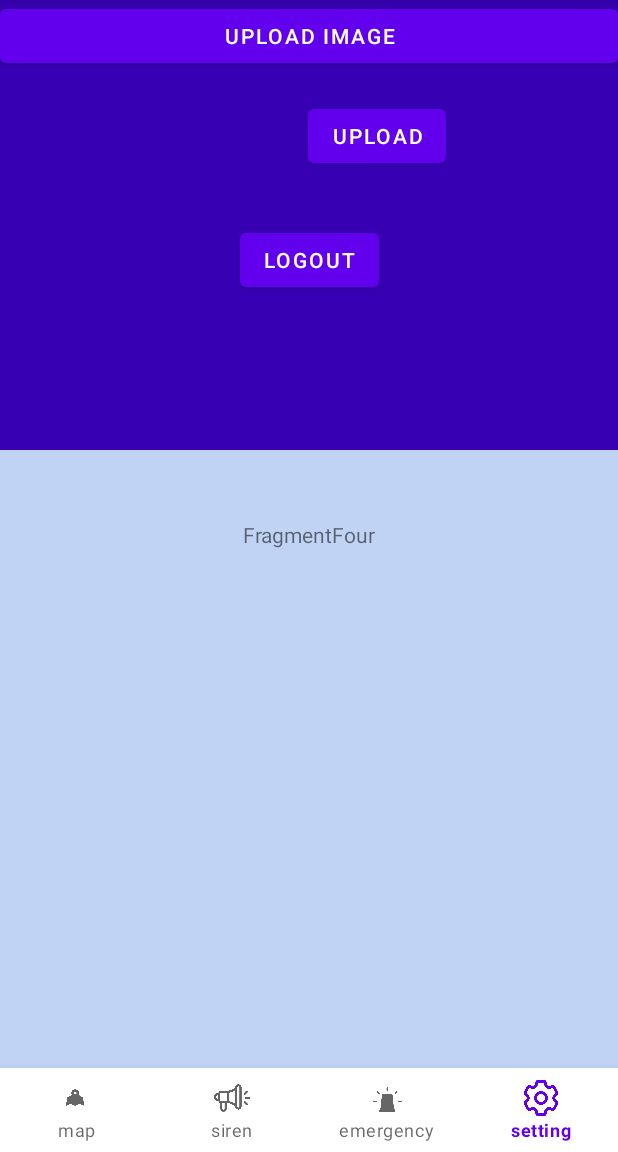
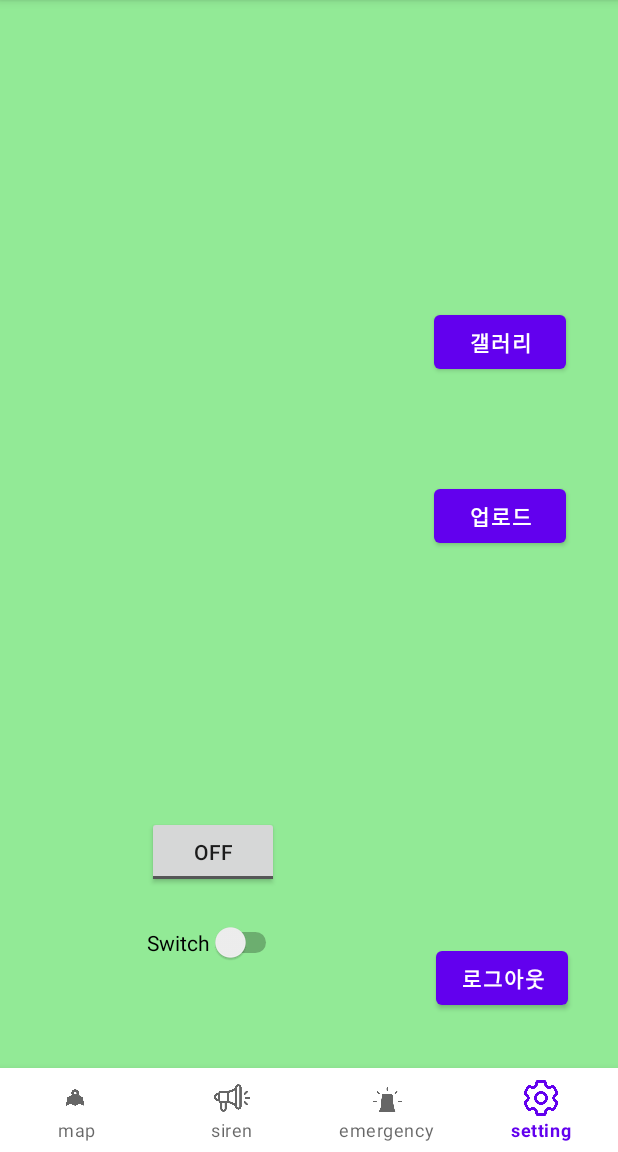
Before and after one commit to OSsunNO/Team9_Mobile_Programming_Project, an Android app: the screen it shows after launch once a user with an empty profile is signed in (MainActivity), item 4 of the bottom bar chosen, on a phone screen of 412 x 824 dp, the part 84-1236 px from its top. Run offline under Robolectric (Android 15) with nearby library versions, the phone set to English and light mode, and no system bars; our stand-ins replace Firebase (no records; nobody signed in at launch, a user with empty details on screens opened directly); libraries missing offline, so code that uses them is left out: com.gun0912.tedpermission, org.apache.poi; 2 statements that could not run were skipped.

Commit message:
2022-12-04 UI 조정 Firebase Storage에 사진 업로드하기 로그아웃 버튼 구현

```diff
--- a/app/build.gradle
+++ b/app/build.gradle
@@ -56,9 +56,11 @@ dependencies {
     implementation 'com.google.firebase:firebase-firestore-ktx:24.0.2'
     // firebase storage
     implementation 'com.google.firebase:firebase-storage-ktx:20.1.0'
+    implementation 'com.github.bumptech.glide:glide:4.11.0'
     // to read Excel file
     implementation 'org.apache.poi:poi:3.9'
     implementation "org.apache.poi:poi-ooxml:3.9"
+    implementation 'com.google.firebase:firebase-database-ktx:20.1.0'
     testImplementation 'junit:junit:4.13.2'
     androidTestImplementation 'androidx.test.ext:junit:1.1.4'
     androidTestImplementation 'androidx.test.espresso:espresso-core:3.5.0'
--- a/app/src/main/AndroidManifest.xml
+++ b/app/src/main/AndroidManifest.xml
@@ -9,7 +9,6 @@
     <uses-permission android:name="android.permission.CALL_PHONE" />
     <uses-permission android:name="android.permission.READ_PHONE_STATE" />
     <uses-permission android:name="android.permission.READ_EXTERNAL_STORAGE"/>
-
 
     <application
         android:allowBackup="true"
--- a/app/src/main/java/com/example/team9/FragmentFour.kt
+++ b/app/src/main/java/com/example/team9/FragmentFour.kt
@@ -1,34 +1,46 @@
 package com.example.team9
 
-import android.app.Activity
 import android.content.Intent
-import android.content.pm.PackageManager
+import android.hardware.SensorManager
 import android.net.Uri
 import android.os.Bundle
+import android.util.Log
 import androidx.fragment.app.Fragment
 import android.view.LayoutInflater
 import android.view.View
 import android.view.ViewGroup
+import android.widget.Button
+import android.widget.ImageView
+import android.widget.Switch
 import android.widget.Toast
-import androidx.core.content.ContextCompat
+import android.widget.ToggleButton
+import androidx.activity.result.ActivityResultCallback
+import androidx.activity.result.contract.ActivityResultContracts
+import com.google.android.gms.auth.api.signin.GoogleSignInClient
+import com.google.firebase.auth.FirebaseAuth
+import com.google.firebase.database.FirebaseDatabase
+import com.google.firebase.ktx.Firebase
 import com.google.firebase.storage.FirebaseStorage
+import com.google.firebase.storage.ktx.storage
 import kotlinx.android.synthetic.main.fragment_four.*
-import kotlinx.android.synthetic.main.fragment_four.view.*
-import java.text.SimpleDateFormat
-import java.util.*
-import java.util.jar.Manifest
+
 
 class FragmentFour : Fragment() {
-    // TODO: Rename and change types of parameters
-//make logout button
-    private var viewProfile : View? = null
-    var pickImageFromAlbum =0
-    var fbStorage : FirebaseStorage? = null
-    var uriPhoto : Uri? = null
+    lateinit var mainActivity: MainActivity
+    private lateinit var imageView: ImageView
+    private lateinit var btnGallery: Button
+    private lateinit var btnUpload: Button
+    private lateinit var uri: Uri
+    private lateinit var btnLogout: Button
+    private lateinit var SensorSwitch: ToggleButton
+    private var sensorManager: SensorManager? = null
+    var googleSignInClient: GoogleSignInClient? = null
 
+    private var storageReference = Firebase.storage
 
     override fun onCreate(savedInstanceState: Bundle?) {
         super.onCreate(savedInstanceState)
+        mainActivity = context as MainActivity
 
     }
 
@@ -36,54 +48,65 @@ class FragmentFour : Fragment() {
         inflater: LayoutInflater, container: ViewGroup?,
         savedInstanceState: Bundle?
     ): View? {
-        viewProfile = inflater.inflate(R.layout.fragment_four,container,false)
 
-        fbStorage = FirebaseStorage.getInstance()
+        return inflater.inflate(R.layout.fragment_four, container, false)
 
-        viewProfile!!.uploadButton.setOnClickListener {
-            var photoPickerIntent = Intent(Intent.ACTION_PICK)
-            photoPickerIntent.type = "image/*"
-            startActivityForResult(photoPickerIntent, pickImageFromAlbum)
-        }
-        return viewProfile
     }
 
+    override fun onViewCreated(view: View, savedInstanceState: Bundle?) {
+        super.onViewCreated(view, savedInstanceState)
 
-    // Inflate the layout for this fragment
+        SensorSwitch = requireView().findViewById(R.id.toggleButton)
+        btnLogout = requireView().findViewById(R.id.logout)
+
+        imageView = requireView().findViewById(R.id.myimage)
+        btnGallery = requireView().findViewById(R.id.gallery)
+        btnUpload = requireView().findViewById(R.id.upload)
+        storageReference = FirebaseStorage.getInstance()
 
 
-    companion object {
+
+        btnLogout.setOnClickListener {
+            FirebaseAuth.getInstance().signOut()
+            googleSignInClient?.signOut()
+            var logoutIntent = Intent(context, LoginActivity::class.java)
+            logoutIntent.flags = Intent.FLAG_ACTIVITY_CLEAR_TASK or Intent.FLAG_ACTIVITY_NEW_TASK
+            startActivity(logoutIntent)
 
 
         }
 
-    override fun onActivityResult(requestCode: Int, resultCode: Int, data: Intent?) {
-        super.onActivityResult(requestCode, resultCode, data)
+        val galleryImage = registerForActivityResult(
+            ActivityResultContracts.GetContent(),
+            ActivityResultCallback {
+                imageView.setImageURI(it)
+                if (it != null) {
+                    uri = it
+                }
 
-        if(requestCode==pickImageFromAlbum){
-            if(resultCode == Activity.RESULT_OK){
-                //path for the selected image
-                uriPhoto = data?.data
-                myimage.setImageURI(uriPhoto)
+            })
+        btnGallery.setOnClickListener {
+            galleryImage.launch("image/*")
+        }
+        btnUpload.setOnClickListener {
+            storageReference.getReference("Images").child(System.currentTimeMillis().toString())
+                .putFile(uri)
+                .addOnSuccessListener { task ->
+                    task.metadata!!.reference!!.downloadUrl
+                        .addOnSuccessListener { uri ->
+                            val uid = FirebaseAuth.getInstance().currentUser!!.uid
+                            val imageMap = mapOf("url" to uri.toString())
+                            val databaseReference =
+                                FirebaseDatabase.getInstance().getReference("userImages")
+                            databaseReference.child(uid).setValue(imageMap).addOnSuccessListener {
 
-                if(ContextCompat.checkSelfPermission(viewProfile!!.context,android.Manifest.permission.READ_EXTERNAL_STORAGE)==PackageManager.PERMISSION_GRANTED){
-                    funImageUpload(viewProfile!!)
+                                Toast.makeText(context, "이거지", Toast.LENGTH_SHORT).show()
                             }
-            }
-            else{
+                                .addOnFailureListener { Log.d("ITM", "실패") }
 
                         }
                 }
         }
 
-    private fun funImageUpload(viewProfile: View) {
-        var timeStamp = SimpleDateFormat("yyyyMMdd_HHmmss").format(Date())
-        var imgFileName = "IMAGE_" + timeStamp + "_.png"
-        var storageRef = fbStorage?.reference?.child("images")?.child(imgFileName)
-
-        storageRef?.putFile(uriPhoto!!)?.addOnSuccessListener {
-            Toast.makeText(view?.context, "image Upload", Toast.LENGTH_SHORT).show()
     }
 }
-
-}
--- a/app/src/main/java/com/example/team9/FragmentThree.kt
+++ b/app/src/main/java/com/example/team9/FragmentThree.kt
@@ -66,7 +66,7 @@ class FragmentThree : Fragment() {
         }
             activity?.let{
                 val intent = Intent(Intent.ACTION_CALL).apply{
-                    data = Uri.parse("tel:010772529")
+                    data = Uri.parse("tel:114")
 
                 }
                 startActivity(intent)
--- a/app/src/main/java/com/example/team9/MainActivity.kt
+++ b/app/src/main/java/com/example/team9/MainActivity.kt
@@ -1,6 +1,7 @@
 package com.example.team9
 
 import android.Manifest
+import android.annotation.SuppressLint
 import android.content.Context
 import android.content.Intent
 import android.hardware.Sensor
@@ -18,6 +19,7 @@ import android.util.Log
 import android.view.LayoutInflater
 import android.widget.FrameLayout
 import android.widget.Toast
+import android.widget.Toolbar
 import androidx.annotation.RequiresApi
 import androidx.appcompat.app.AlertDialog
 import androidx.appcompat.app.AppCompatActivity
@@ -50,9 +52,11 @@ class MainActivity : AppCompatActivity() {
     private var currentAcceleration = 0f
     private var lastAcceleration = 0f
 
+
     override fun onCreate(savedInstanceState: Bundle?) {
         super.onCreate(savedInstanceState)
         setContentView(R.layout.activity_main)
+        requestPermission{}
 
         sensorManager = getSystemService(Context.SENSOR_SERVICE) as SensorManager
 
@@ -172,34 +176,7 @@ class MainActivity : AppCompatActivity() {
 
         builder.setNegativeButton("문자"){
                 dialog,p1->
-//            val intent2 = Intent(Intent(Intent.ACTION_SENDTO).apply
-//            { data=Uri.parse("smsto:029706468") })
-//            intent2.putExtra("sms_body", "신고합니다. 살려주세요.")
-//            requestPermission {
-//                startActivity(intent2) }
 
-//            val smsManager:SmsManager
-//            val policenumber = "010252924"
-//            val msg = "안녕하세요"
-//            if (Build.VERSION.SDK_INT>=23) {
-//                //if SDK is greater that or equal to 23 then
-//                //this is how we will initialize the SmsManager
-//                smsManager = this.getSystemService(SmsManager::class.java)
-//            }
-//            else{
-//                //if user's SDK is less than 23 then
-//                //SmsManager will be initialized like this
-//                smsManager = SmsManager.getDefault()
-//            }
-//
-//            // on below line we are sending text message.
-//            requestPermission {
-//                smsManager.sendTextMessage(policenumber, null, msg, null, null)
-//            }
-
-//            val sms =   applicationContext.getSystemService(SmsManager::class.java)
-
-//            sms.sendTextMessage(policenumber.toString(),null,msg,null,null)
         }
         val alertDialog: AlertDialog = builder.create()
 
@@ -230,7 +207,7 @@ class MainActivity : AppCompatActivity() {
                 }
             })
             .setDeniedMessage("권한을 허용해주세요. [설정] > [앱 및 알림] > [고급] > [앱 권한]")
-            .setPermissions(Manifest.permission.CALL_PHONE,Manifest.permission.SEND_SMS)
+            .setPermissions(Manifest.permission.CALL_PHONE,Manifest.permission.SEND_SMS,Manifest.permission.READ_EXTERNAL_STORAGE)
             .check()
     }
 
--- a/app/src/main/res/layout/activity_main.xml
+++ b/app/src/main/res/layout/activity_main.xml
@@ -7,14 +7,28 @@
     android:layout_height="match_parent"
     >
 
+
     <FrameLayout
+        android:id="@+id/fl_container"
         android:layout_width="0dp"
         android:layout_height="0dp"
-        android:id="@+id/fl_container"
+        app:layout_constraintBottom_toTopOf="@+id/bottombar"
+        app:layout_constraintHorizontal_bias="0.0"
+        app:layout_constraintLeft_toLeftOf="parent"
+        app:layout_constraintRight_toRightOf="parent"
         app:layout_constraintTop_toTopOf="parent"
-        app:layout_constraintBottom_toTopOf="@+id/bottombar"
-        app:layout_constraintLeft_toLeftOf="parent"
-        app:layout_constraintRight_toRightOf="parent"/>
+        app:layout_constraintVertical_bias="1.0">
+
+        <androidx.appcompat.widget.Toolbar
+            android:id="@+id/toolbar"
+            android:layout_width="match_parent"
+            android:layout_height="wrap_content"
+            android:background="#0BFF15"
+            android:minHeight="?attr/actionBarSize"
+            android:theme="?attr/actionBarTheme"
+            android:layout_gravity="center"/>
+
+    </FrameLayout>
 
     <com.google.android.material.bottomnavigation.BottomNavigationView
         android:id="@+id/bottombar"
--- a/app/src/main/res/layout/fragment_four.xml
+++ b/app/src/main/res/layout/fragment_four.xml
@@ -5,72 +5,79 @@
     android:id="@+id/frameLayout2"
     android:layout_width="match_parent"
     android:layout_height="match_parent"
-    android:background="#C1D3F4"
+    android:background="#92EA96"
     tools:context=".FragmentFour">
 
     <ImageView
-        android:id="@+id/image_preview"
-        android:layout_width="match_parent"
-        android:layout_height="300dp"
-        android:scaleType="centerCrop"
-        android:background="@color/purple_700"
-        />
+        android:id="@+id/myimage"
+        android:layout_width="149dp"
 
-    <Button
-        android:id="@+id/btn_choose_image"
-        android:layout_width="match_parent"
-        android:layout_height="wrap_content"
-        android:layout_marginTop="20dp"
-        android:text="Choose image"
-        />
-
-    <Button
-        android:id="@+id/btn_upload_image"
-        android:layout_width="match_parent"
-        android:layout_height="wrap_content"
-        android:text="Upload image"
-        />
-
-    <ImageView
-        android:id="@+id/myimage"
-        android:layout_width="100dp"
-
-        android:layout_height="100dp"
-        android:layout_marginStart="76dp"
+        android:layout_height="160dp"
         android:layout_marginTop="16dp"
-        app:layout_constraintBottom_toTopOf="@+id/logout"
+        app:layout_constraintEnd_toEndOf="parent"
+        app:layout_constraintHorizontal_bias="0.938"
         app:layout_constraintStart_toStartOf="parent"
         app:layout_constraintTop_toTopOf="parent" />
 
-    <TextView
-        android:id="@+id/textView3"
+    <Button
+        android:id="@+id/upload"
         android:layout_width="wrap_content"
         android:layout_height="wrap_content"
-        android:text="FragmentFour"
-        app:layout_constraintBottom_toBottomOf="parent"
+        android:layout_marginTop="68dp"
+        android:text="업로드"
+        android:textStyle="bold"
         app:layout_constraintEnd_toEndOf="parent"
+        app:layout_constraintHorizontal_bias="0.894"
         app:layout_constraintStart_toStartOf="parent"
-        app:layout_constraintTop_toTopOf="parent" />
+        app:layout_constraintTop_toBottomOf="@+id/gallery" />
+
+    <Button
+        android:id="@+id/gallery"
+        android:layout_width="wrap_content"
+        android:layout_height="wrap_content"
+        android:layout_marginTop="28dp"
+        android:text="갤러리"
+        android:textStyle="bold"
+        app:layout_constraintEnd_toEndOf="parent"
+        app:layout_constraintHorizontal_bias="0.894"
+        app:layout_constraintStart_toStartOf="parent"
+        app:layout_constraintTop_toBottomOf="@+id/myimage" />
 
     <Button
         android:id="@+id/logout"
         android:layout_width="wrap_content"
         android:layout_height="wrap_content"
-        android:text="logout"
-        app:layout_constraintBottom_toTopOf="@+id/textView3"
+        android:layout_marginBottom="16dp"
+        android:text="로그아웃"
+        android:textStyle="bold"
+        app:layout_constraintBottom_toBottomOf="parent"
         app:layout_constraintEnd_toEndOf="parent"
+        app:layout_constraintHorizontal_bias="0.897"
         app:layout_constraintStart_toStartOf="parent"
-        app:layout_constraintTop_toTopOf="parent" />
+        app:layout_constraintTop_toBottomOf="@+id/upload"
+        app:layout_constraintVertical_bias="0.929" />
 
-    <Button
-        android:id="@+id/uploadButton"
+    <Switch
+        android:id="@+id/sensorswitch"
         android:layout_width="wrap_content"
         android:layout_height="wrap_content"
-        android:layout_marginTop="32dp"
-        android:text="Upload"
-        app:layout_constraintBottom_toTopOf="@+id/logout"
+        android:layout_marginBottom="48dp"
+        android:text="Switch"
+        app:layout_constraintBottom_toBottomOf="parent"
+        app:layout_constraintEnd_toStartOf="@+id/logout"
+        app:layout_constraintHorizontal_bias="0.487"
+        app:layout_constraintStart_toStartOf="parent"
+        app:layout_constraintTop_toBottomOf="@+id/toggleButton" />
+
+    <ToggleButton
+        android:id="@+id/toggleButton"
+        android:layout_width="wrap_content"
+        android:layout_height="wrap_content"
+        android:layout_marginBottom="120dp"
+        android:text="ToggleButton"
+        app:layout_constraintBottom_toBottomOf="parent"
         app:layout_constraintEnd_toEndOf="parent"
-        app:layout_constraintHorizontal_bias="0.205"
-        app:layout_constraintStart_toEndOf="@+id/myimage"
-        app:layout_constraintTop_toTopOf="parent" />
+        app:layout_constraintHorizontal_bias="0.303"
+        app:layout_constraintStart_toStartOf="parent" />
+
 </androidx.constraintlayout.widget.ConstraintLayout>
--- a/app/src/main/res/values-night/themes.xml
+++ b/app/src/main/res/values-night/themes.xml
@@ -1,6 +1,6 @@
 <resources xmlns:tools="http://schemas.android.com/tools">
     <!-- Base application theme. -->
-    <style name="Theme.Team9" parent="Theme.MaterialComponents.DayNight.DarkActionBar">
+    <style name="Theme.Team9" parent="Theme.AppCompat.DayNight.NoActionBar">
         <!-- Primary brand color. -->
         <item name="colorPrimary">@color/purple_200</item>
         <item name="colorPrimaryVariant">@color/purple_700</item>
```
Also changed, not shown: app/src/main/java/com/example/team9/FragmentTwo.kt (+0 -7 lines), app/src/main/res/layout/fragment_three.xml (+37 -5 lines), app/src/main/res/layout/fragment_two.xml (+26 -23 lines). Lines whose indentation alone changed are shown as unchanged.
